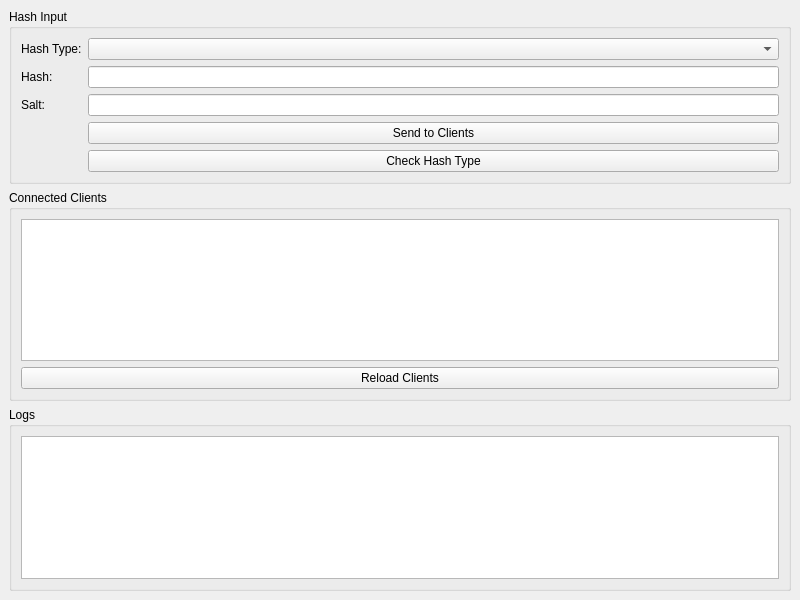
Qt form gui/MainWindow.ui (WingsOfAltair/Distributed-Hash-Cracker-CPP-GUI) before a commit.
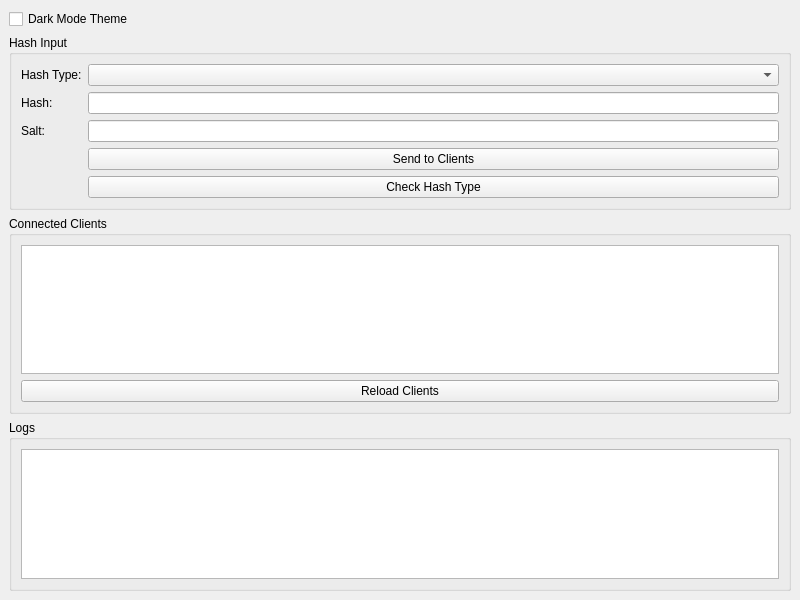
The same form after that commit.

Commit message: Added styling to dark/light modes in Fusion theme in server GUI.

The edit to the form file:
```diff
--- a/gui/MainWindow.ui
+++ b/gui/MainWindow.ui
@@ -15,6 +15,13 @@
   </property>
   <widget class="QWidget" name="centralwidget">
    <layout class="QVBoxLayout" name="verticalLayout">
+    <item>
+     <widget class="QCheckBox" name="darkModeCB">
+      <property name="text">
+       <string>Dark Mode Theme</string>
+      </property>
+     </widget>
+    </item>
     <item>
      <widget class="QGroupBox" name="groupBoxHash">
       <property name="title">
```
The commit also changes 8 other files.
